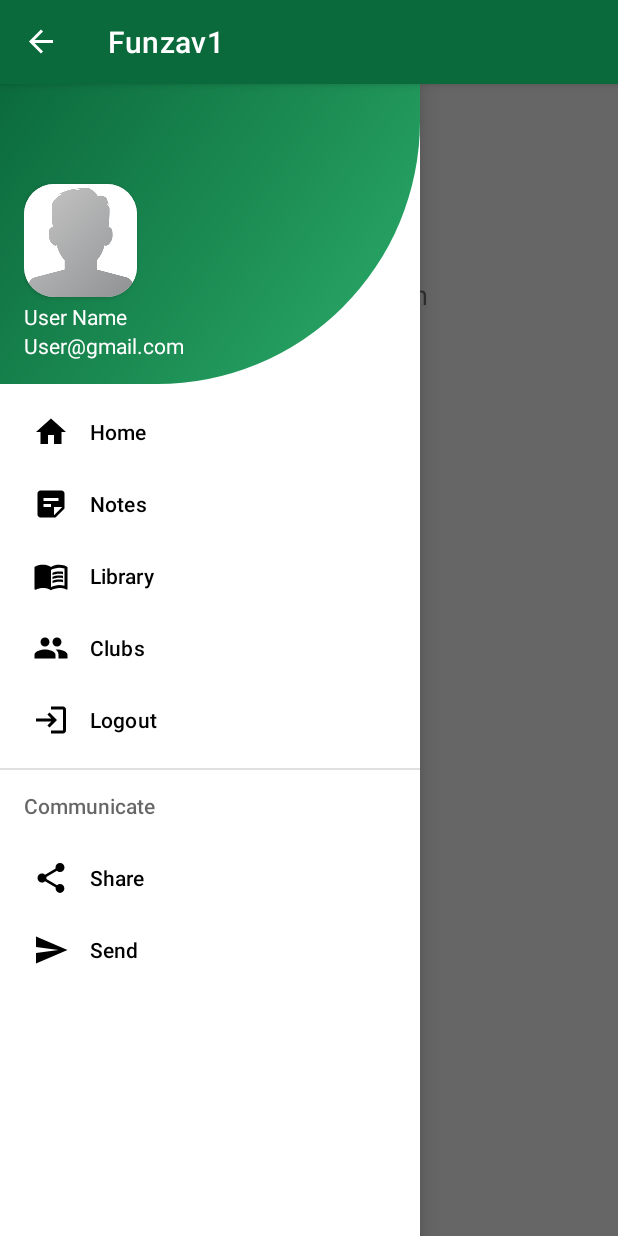
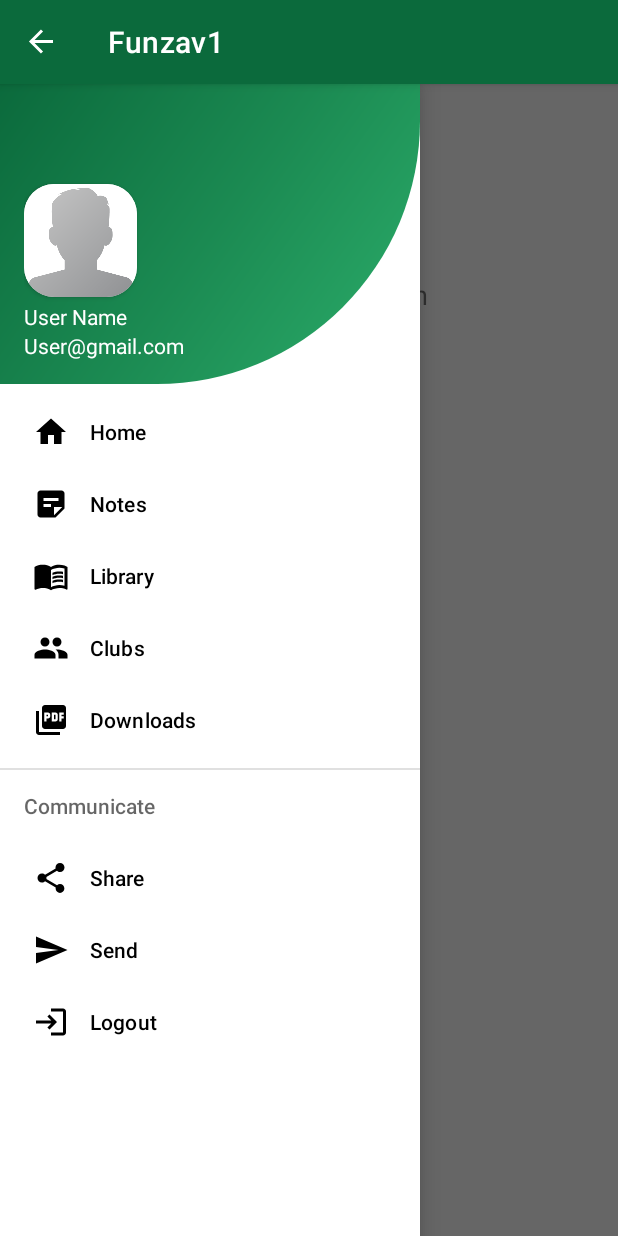
Before and after one commit to samAricha/Funza, an Android app: the screen it shows after launch (HomeActivity), with the side drawer open, on a phone screen of 412 x 824 dp. Run offline under Robolectric (Android 15) with nearby library versions, the phone set to English and light mode, and no system bars.

```diff
--- a/app/build.gradle
+++ b/app/build.gradle
@@ -55,7 +55,7 @@ dependencies {
     implementation 'com.github.barteksc:android-pdf-viewer:2.8.2'
     // Import the Firebase BoM
     implementation platform('com.google.firebase:firebase-bom:30.4.1')
-    implementation 'com.google.firebase:firebase-database:20.0.6'
+    implementation 'com.google.firebase:firebase-database:20.1.0'
 
     testImplementation 'junit:junit:4.13.2'
     androidTestImplementation 'androidx.test.ext:junit:1.1.3'
--- a/app/src/main/java/teka/mobile/funzav1/viewModelTier/DocsActivityViewModel.kt
+++ b/app/src/main/java/teka/mobile/funzav1/viewModelTier/DocsActivityViewModel.kt
@@ -19,13 +19,13 @@ class DocsActivityViewModel(val fileDir: File):ViewModel(){
     var isFileReadyObserver = MutableLiveData<Boolean>()
 
     init {
-        dirPath = "${fileDir}/cert/pdffiles"
+        dirPath = "${fileDir}/cert/pdffiles"//this is the directory that the files will be stored
         val dirFile = File(dirPath)
         if(!dirFile.exists()){
             dirFile.mkdirs()
         }
         fileName = "DemoGraphs.pdf"
-        val file = "${dirPath}/${fileName}"
+        val file = "${dirPath}/${fileName}"//this is the actual downloaded file
         pdfFileName = File(file)
         if(pdfFileName.exists()){
             pdfFileName.delete()
@@ -80,7 +80,7 @@ class DocsActivityViewModel(val fileDir: File):ViewModel(){
             fos.close()
             isFileReadyObserver.postValue(true)
         }catch (e: IOException){
-            isFileReadyObserver.postValue(true)
+            isFileReadyObserver.postValue(false)
         }
 
     }
--- /dev/null
+++ b/app/src/main/res/drawable/ic_baseline_pdf_24.xml
@@ -0,0 +1,10 @@
+<vector xmlns:android="http://schemas.android.com/apk/res/android"
+    android:width="24dp"
+    android:height="24dp"
+    android:viewportWidth="24"
+    android:viewportHeight="24"
+    android:tint="?attr/colorControlNormal">
+  <path
+      android:fillColor="@android:color/white"
+      android:pathData="M20,2L8,2c-1.1,0 -2,0.9 -2,2v12c0,1.1 0.9,2 2,2h12c1.1,0 2,-0.9 2,-2L22,4c0,-1.1 -0.9,-2 -2,-2zM11.5,9.5c0,0.83 -0.67,1.5 -1.5,1.5L9,11v2L7.5,13L7.5,7L10,7c0.83,0 1.5,0.67 1.5,1.5v1zM16.5,11.5c0,0.83 -0.67,1.5 -1.5,1.5h-2.5L12.5,7L15,7c0.83,0 1.5,0.67 1.5,1.5v3zM20.5,8.5L19,8.5v1h1.5L20.5,11L19,11v2h-1.5L17.5,7h3v1.5zM9,9.5h1v-1L9,8.5v1zM4,6L2,6v14c0,1.1 0.9,2 2,2h14v-2L4,20L4,6zM14,11.5h1v-3h-1v3z"/>
+</vector>
--- a/app/src/main/res/menu/navigation_menu.xml
+++ b/app/src/main/res/menu/navigation_menu.xml
@@ -23,9 +23,9 @@
             android:icon="@drawable/ic_baseline_club_24"
             android:title="Clubs" />
         <item
-            android:id="@+id/nav_logout"
-            android:icon="@drawable/ic_baseline_logout_24"
-            android:title="Logout" />
+            android:id="@+id/nav_downloads"
+            android:icon="@drawable/ic_baseline_pdf_24"
+            android:title="Downloads" />
     </group>
 
     <item android:title="Communicate">
@@ -38,6 +38,11 @@
                 android:id="@+id/nav_send"
                 android:icon="@drawable/ic_baseline_send_24"
                 android:title="Send" />
+
+            <item
+                android:id="@+id/nav_logout"
+                android:icon="@drawable/ic_baseline_logout_24"
+                android:title="Logout" />
         </menu>
     </item>
 
```
Also changed, not shown: app/src/main/AndroidManifest.xml (+7 -4 lines), app/src/main/java/teka/mobile/funzav1/viewTier/DownloadActivity.kt (added, +23 -0 lines), app/src/main/java/teka/mobile/funzav1/viewTier/ReadPdfActivity.kt (+17 -0 lines), app/src/main/res/layout/activity_download.xml (added, +9 -0 lines), app/src/main/res/layout/activity_downloads.xml (added, +9 -0 lines).
